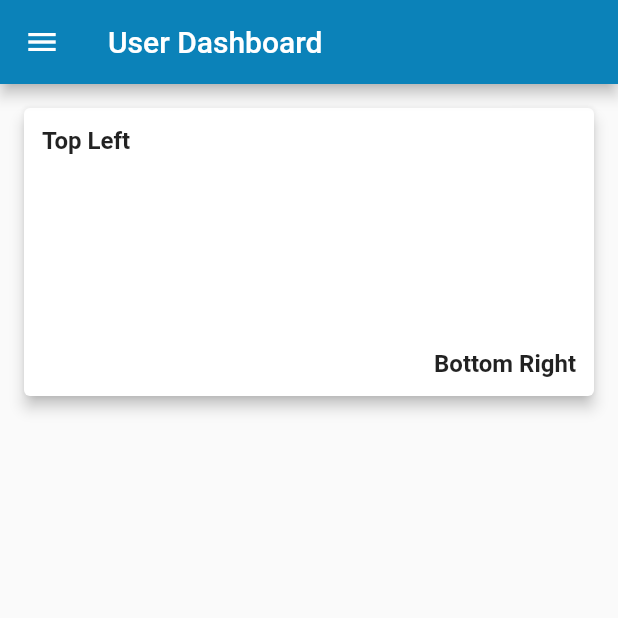
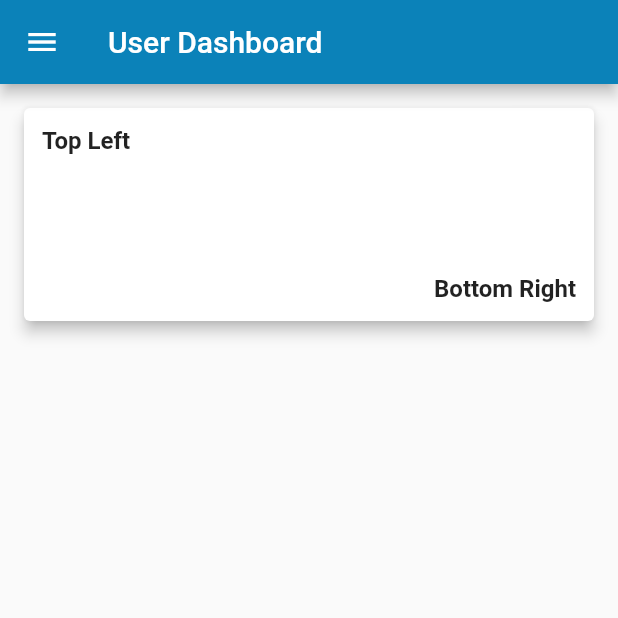
Before and after one commit to Practical02/exam-duty, a Flutter app: the screen it shows after launch, on a phone screen of 412 x 824 dp, the top half of it. Run offline on Flutter 3.47's test engine with Material 2 defaults, Android fonts, the light colour scheme and no system bars.

Commit message:
proj structure fix

```diff
--- a/lib/screens/user_dashboard.dart
+++ b/lib/screens/user_dashboard.dart
@@ -1,5 +1,6 @@
 import 'package:flutter/material.dart';
 import 'login_page.dart';
+import '../widgets/my_card.dart';
 
 class UserDashboard extends StatefulWidget {
   const UserDashboard({Key? key}) : super(key: key);
@@ -46,18 +47,22 @@ class _UserDashboardState extends State<UserDashboard> {
                 leading: const Icon(Icons.dashboard),
                 title: const Text(' Dashboard '),
                 onTap: () {
-                    Navigator.of(context).pushReplacement(MaterialPageRoute(
+                  Navigator.of(context).pushReplacement(
+                    MaterialPageRoute(
                       builder: (context) => const UserDashboard(),
-                    ));
+                    ),
+                  );
                 },
               ),
               ListTile(
                 leading: const Icon(Icons.logout),
                 title: const Text('LogOut'),
                 onTap: () {
-                    Navigator.of(context).pushReplacement(MaterialPageRoute(
+                  Navigator.of(context).pushReplacement(
+                    MaterialPageRoute(
                       builder: (context) => const LoginPage(),
-                    ));
+                    ),
+                  );
                 },
               ),
             ],
@@ -66,56 +71,6 @@ class _UserDashboardState extends State<UserDashboard> {
         body: const Align(
           alignment: Alignment.topLeft,
           child: MyCard(),
-          )),
-    );
-  }
-}
-
-class MyCard extends StatelessWidget {
-  const MyCard({super.key});
-
-  @override
-  Widget build(BuildContext context) {
-    return Padding(
-      padding: const EdgeInsets.all(12.0),
-      child: Container(
-        alignment: Alignment.topCenter,
-        width: double.infinity, // Set width to the device width
-        height: 200, // Set height to 200
-        child: const Card(
-          elevation: 4, // Add elevation to make it look like a card
-          child: Stack(
-            children: <Widget>[
-              // Text in the top-left corner
-              Align(
-                alignment: Alignment.topLeft,
-                child: Padding(
-                  padding: EdgeInsets.all(12.0),
-                  child: Text(
-                    'Top Left',
-                    style: TextStyle(
-                      fontSize: 16,
-                      fontWeight: FontWeight.bold,
-                    ),
-                  ),
-                ),
-              ),
-              // Text in the bottom-right corner
-              Align(
-                alignment: Alignment.bottomRight,
-                child: Padding(
-                  padding: EdgeInsets.all(12.0),
-                  child: Text(
-                    'Bottom Right',
-                    style: TextStyle(
-                      fontSize: 16,
-                      fontWeight: FontWeight.bold,
-                    ),
-                  ),
-                ),
-              ),
-            ],
-          ),
         ),
       ),
     );
--- /dev/null
+++ b/lib/widgets/my_card.dart
@@ -0,0 +1,50 @@
+import 'package:flutter/material.dart';
+
+class MyCard extends StatelessWidget {
+  const MyCard({super.key});
+
+  @override
+  Widget build(BuildContext context) {
+    return Padding(
+      padding: const EdgeInsets.all(12.0),
+      child: Container(
+        alignment: Alignment.topCenter,
+        width: double.infinity,
+        height: 150,
+        child: const Card(
+          elevation: 4,
+          child: Stack(
+            children: <Widget>[
+              Align(
+                alignment: Alignment.topLeft,
+                child: Padding(
+                  padding: EdgeInsets.all(12.0),
+                  child: Text(
+                    'Top Left',
+                    style: TextStyle(
+                      fontSize: 16,
+                      fontWeight: FontWeight.bold,
+                    ),
+                  ),
+                ),
+              ),
+              Align(
+                alignment: Alignment.bottomRight,
+                child: Padding(
+                  padding: EdgeInsets.all(12.0),
+                  child: Text(
+                    'Bottom Right',
+                    style: TextStyle(
+                      fontSize: 16,
+                      fontWeight: FontWeight.bold,
+                    ),
+                  ),
+                ),
+              ),
+            ],
+          ),
+        ),
+      ),
+    );
+  }
+}
```
Lines whose indentation alone changed are shown as unchanged.
